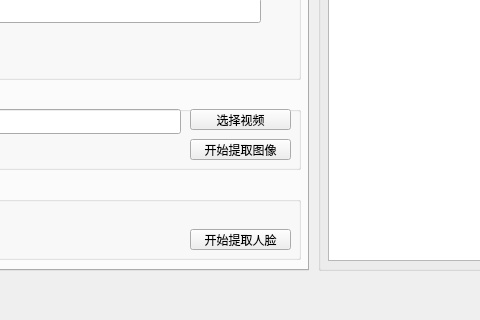
Before: the Qt Designer form ui/mainWindow_test.ui in ssh198811/DeepFaceLab, drawn with Qt 5; both pictures show x 312 to 792 and y 230 to 550 of the 1062 by 550 pixel window.
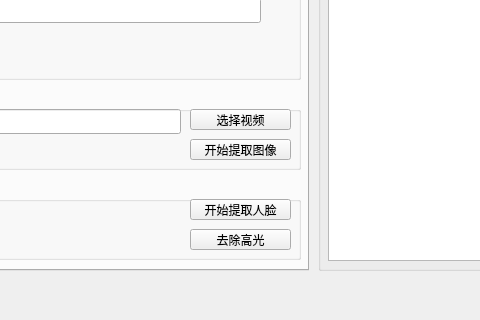
After: the same form once the commit is applied.

```diff
--- a/ui/mainWindow_test.ui
+++ b/ui/mainWindow_test.ui
@@ -516,7 +516,7 @@
        <property name="geometry">
         <rect>
          <x>480</x>
-         <y>50</y>
+         <y>20</y>
          <width>101</width>
          <height>21</height>
         </rect>
@@ -623,6 +623,19 @@
         </item>
        </layout>
       </widget>
+      <widget class="QPushButton" name="pushButton_9">
+       <property name="geometry">
+        <rect>
+         <x>480</x>
+         <y>50</y>
+         <width>101</width>
+         <height>21</height>
+        </rect>
+       </property>
+       <property name="text">
+        <string>去除高光</string>
+       </property>
+      </widget>
      </widget>
     </widget>
     <widget class="QWidget" name="tab_2">
```
Left out of the diff: 121 changed lines with no effect on the pictures.
